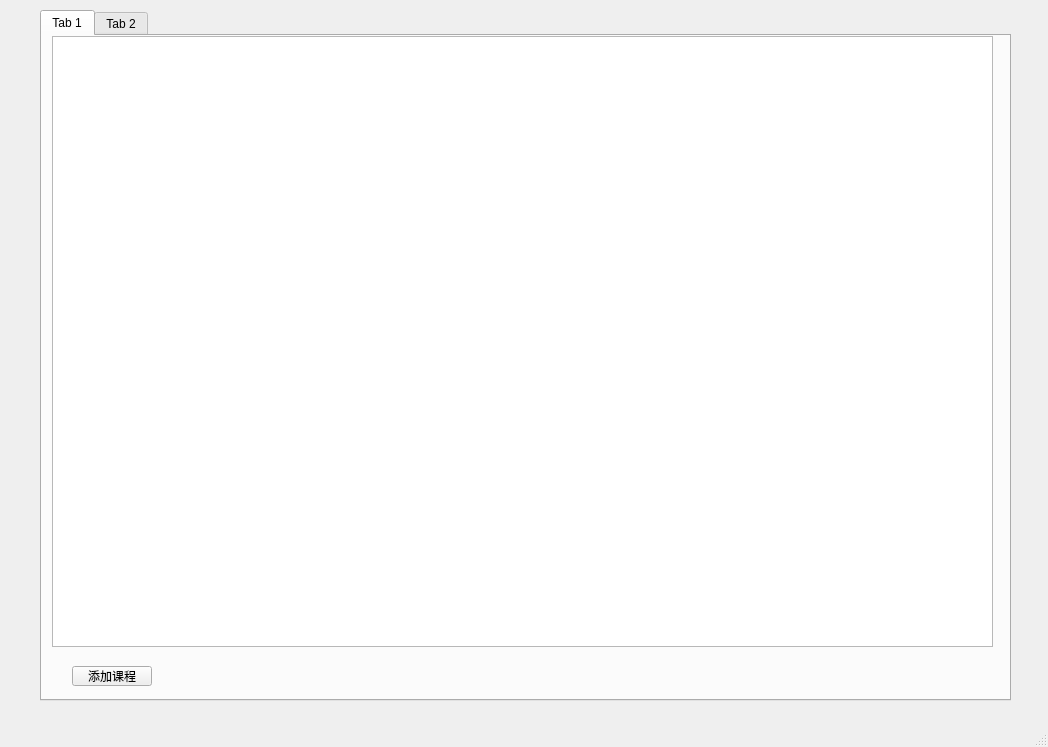
Qt form cola/mainwindow.ui (jinkq/CourseTable) before a commit.
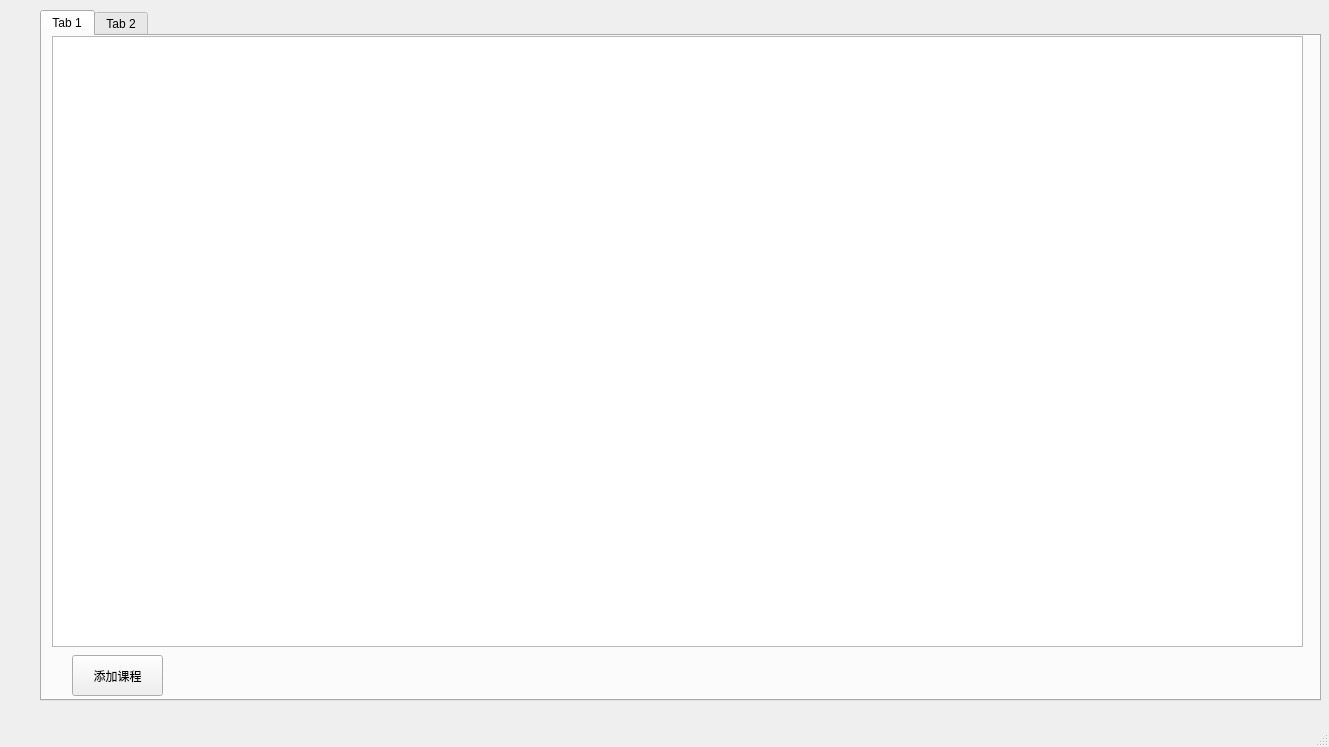
The same form after that commit.

What changed in the file:
```diff
--- a/cola/mainwindow.ui
+++ b/cola/mainwindow.ui
@@ -6,7 +6,7 @@
    <rect>
     <x>0</x>
     <y>0</y>
-    <width>1048</width>
+    <width>1329</width>
     <height>747</height>
    </rect>
   </property>
@@ -25,7 +25,7 @@
      <rect>
       <x>40</x>
       <y>10</y>
-      <width>971</width>
+      <width>1281</width>
       <height>691</height>
      </rect>
     </property>
@@ -41,7 +41,7 @@
        <rect>
         <x>10</x>
         <y>0</y>
-        <width>941</width>
+        <width>1251</width>
         <height>611</height>
        </rect>
       </property>
@@ -50,9 +50,9 @@
       <property name="geometry">
        <rect>
         <x>30</x>
-        <y>630</y>
-        <width>80</width>
-        <height>20</height>
+        <y>619</y>
+        <width>91</width>
+        <height>41</height>
        </rect>
       </property>
       <property name="text">
```
Left out of the diff: 4 changed lines with no effect on the pictures.
